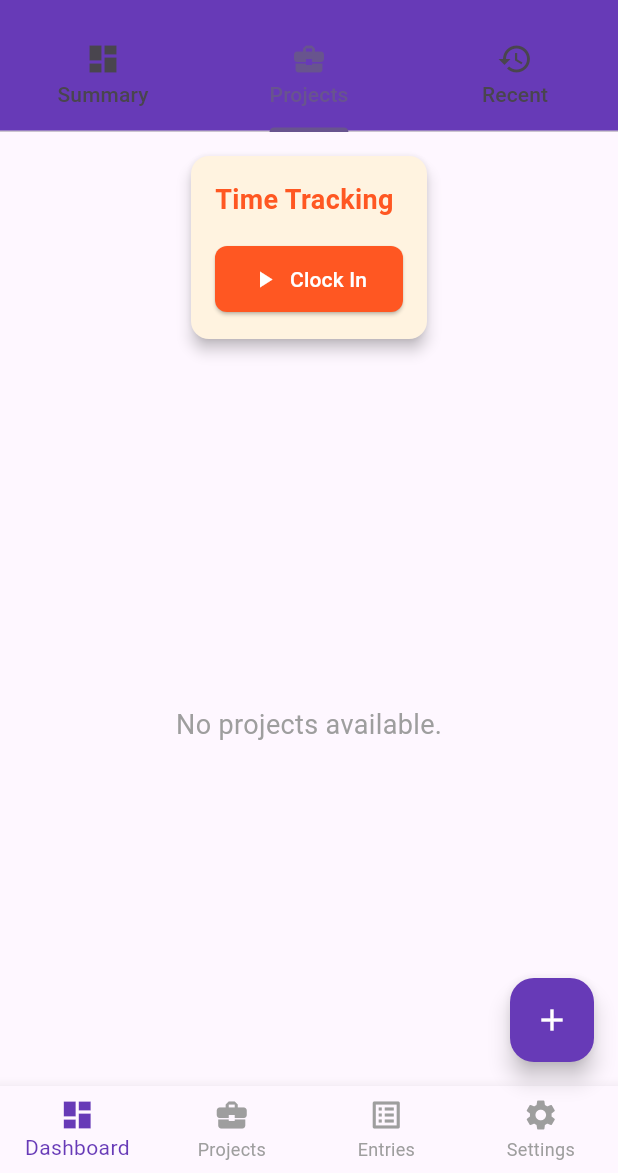
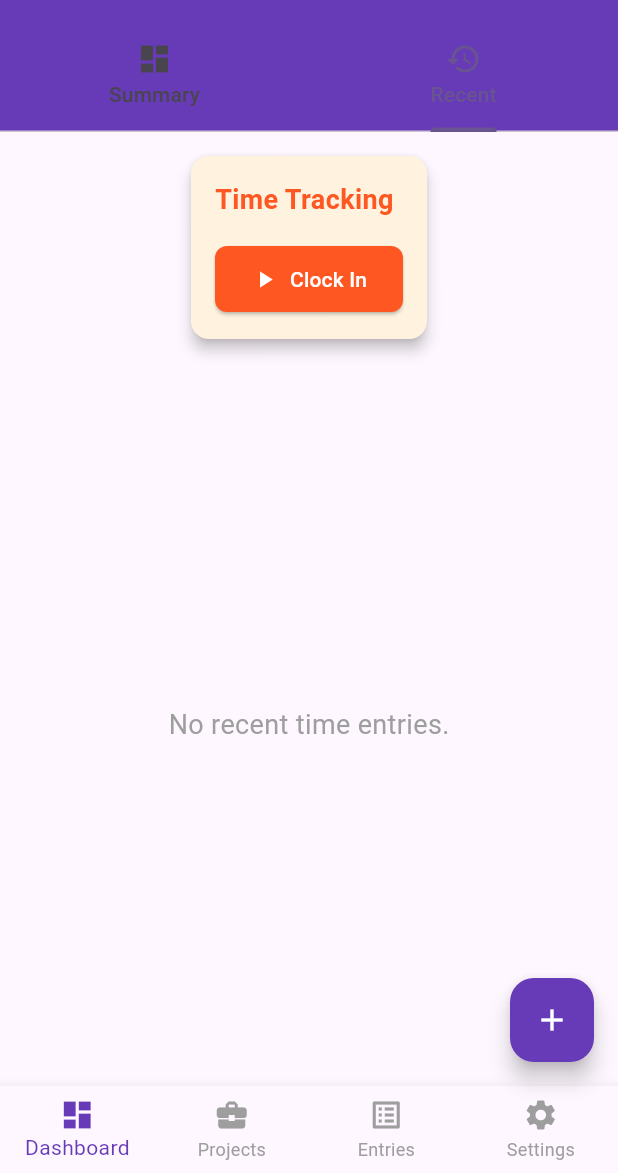
Before and after one commit to morgan-mcnabb/timesheettracker, a Flutter app: the screen it shows after launch, tab 2 chosen, on a phone screen of 412 x 824 dp, the part 63-1236 px from its top. Run offline on Flutter 3.47's test engine with Material 3 defaults, Android fonts, the phone set to English and light mode, and no system bars.

Commit message:
ermoved project from dashboard tab

```diff
--- a/lib/models/timesheet_model.dart
+++ b/lib/models/timesheet_model.dart
@@ -1,6 +1,5 @@
 import 'package:flutter/material.dart';
 import 'dart:async';
-import 'package:flutter/foundation.dart';
 import '../project.dart';
 import '../time_entry.dart';
 
--- a/lib/pages/dashboard_tab.dart
+++ b/lib/pages/dashboard_tab.dart
@@ -1,6 +1,5 @@
 import 'package:flutter/material.dart';
 import 'summary_tab.dart';
-import 'projects_overview_tab.dart';
 import 'recent_entries_tab.dart';
 import 'package:provider/provider.dart';
 import '../models/timesheet_model.dart';
@@ -13,7 +12,7 @@ class DashboardTab extends StatelessWidget {
   @override
   Widget build(BuildContext context) {
     return DefaultTabController(
-      length: 3,
+      length: 2,
       child: Scaffold(
         appBar: AppBar(
           title: const Text('Dashboard'),
@@ -22,7 +21,6 @@ class DashboardTab extends StatelessWidget {
           bottom: const TabBar(
             tabs: [
               Tab(text: 'Summary', icon: Icon(Icons.dashboard)),
-              Tab(text: 'Projects', icon: Icon(Icons.business_center)),
               Tab(text: 'Recent', icon: Icon(Icons.history)),
             ],
           ),
@@ -34,7 +32,6 @@ class DashboardTab extends StatelessWidget {
               child: TabBarView(
                 children: [
                   SummaryTab(),
-                  ProjectsOverviewTab(),
                   RecentEntriesTab(),
                 ],
               ),
```
